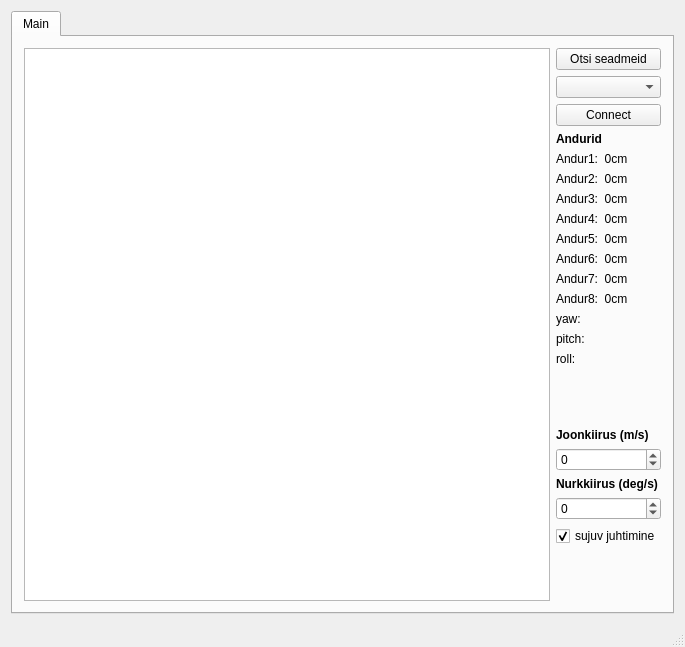
Above: Software/Remote/FollowerRemote/followerui.ui from TalTechRobotiklubi/Follower before the change. Below: the same form after it.
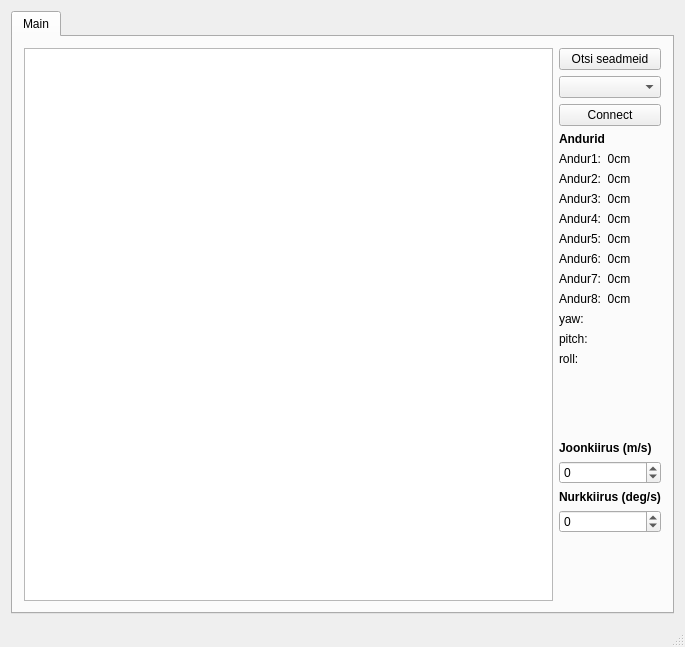
That is the form after the change.

Commit message:
Removed arrow actions from Kinematics class to followerui class. Cleaned up Kinematics class by removing unused code.
Added keyboard off state to followerui, so it is possible to disable
keyboard actions.

Issue #9

The edit to the form file:
```diff
--- a/Software/Remote/FollowerRemote/followerui.ui
+++ b/Software/Remote/FollowerRemote/followerui.ui
@@ -210,16 +210,6 @@
               </property>
              </widget>
             </item>
-            <item>
-             <widget class="QCheckBox" name="cb_smoothDrive">
-              <property name="text">
-               <string>sujuv juhtimine</string>
-              </property>
-              <property name="checked">
-               <bool>true</bool>
-              </property>
-             </widget>
-            </item>
             <item>
              <spacer name="verticalSpacer_2">
               <property name="orientation">
```
The commit also changes 5 other files.
